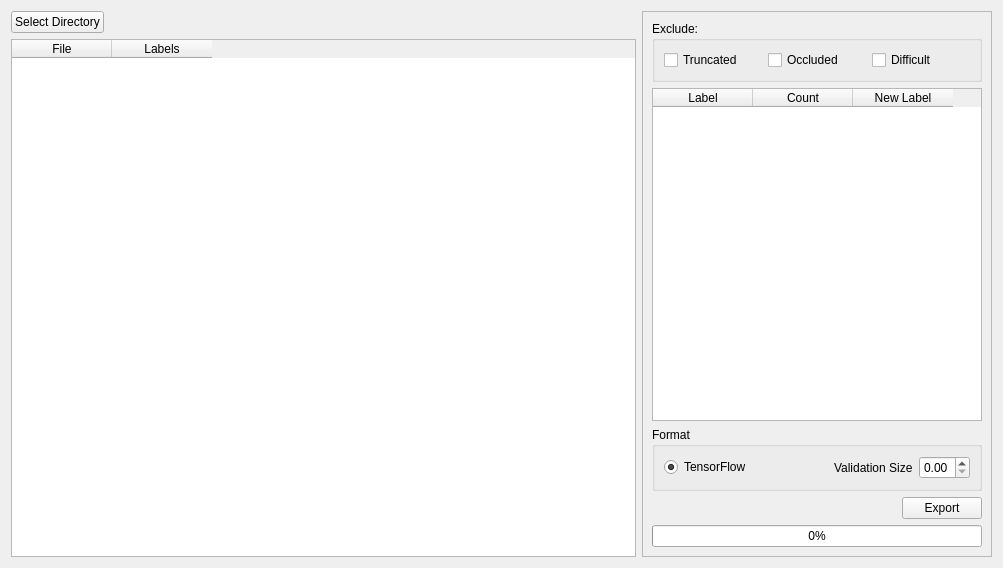
First picture: the form in andenet/extract_widget.ui, repository persts/BBoxEE, before the edit.
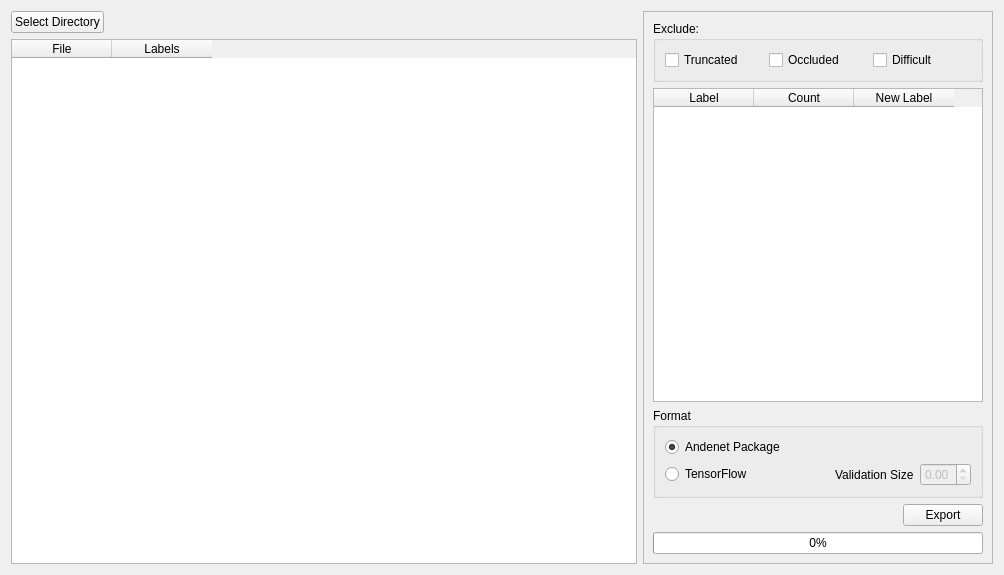
Second picture: the form after the edit.

The edit to the form file:
```diff
--- a/andenet/extract_widget.ui
+++ b/andenet/extract_widget.ui
@@ -6,8 +6,8 @@
    <rect>
     <x>0</x>
     <y>0</y>
-    <width>1003</width>
-    <height>568</height>
+    <width>1004</width>
+    <height>575</height>
    </rect>
   </property>
   <property name="windowTitle">
@@ -72,18 +72,28 @@
         <property name="title">
          <string>Format</string>
         </property>
-        <layout class="QHBoxLayout" name="horizontalLayout_3">
-         <item>
+        <layout class="QGridLayout" name="gridLayout_3">
+         <item row="0" column="0">
+          <widget class="QRadioButton" name="radioButtonAndenet">
+           <property name="text">
+            <string>Andenet Package</string>
+           </property>
+           <property name="checked">
+            <bool>true</bool>
+           </property>
+          </widget>
+         </item>
+         <item row="1" column="0">
           <widget class="QRadioButton" name="radioButtonTensorFlow">
            <property name="text">
             <string>TensorFlow</string>
            </property>
            <property name="checked">
-            <bool>true</bool>
+            <bool>false</bool>
            </property>
           </widget>
          </item>
-         <item>
+         <item row="1" column="1">
           <spacer name="horizontalSpacer_2">
            <property name="orientation">
             <enum>Qt::Horizontal</enum>
@@ -96,15 +106,18 @@
            </property>
           </spacer>
          </item>
-         <item>
+         <item row="1" column="2">
           <widget class="QLabel" name="label">
            <property name="text">
             <string>Validation Size</string>
            </property>
           </widget>
          </item>
-         <item>
+         <item row="1" column="3">
           <widget class="QDoubleSpinBox" name="doubleSpinBoxValidation">
+           <property name="enabled">
+            <bool>false</bool>
+           </property>
            <property name="minimum">
             <double>0.000000000000000</double>
            </property>
```
